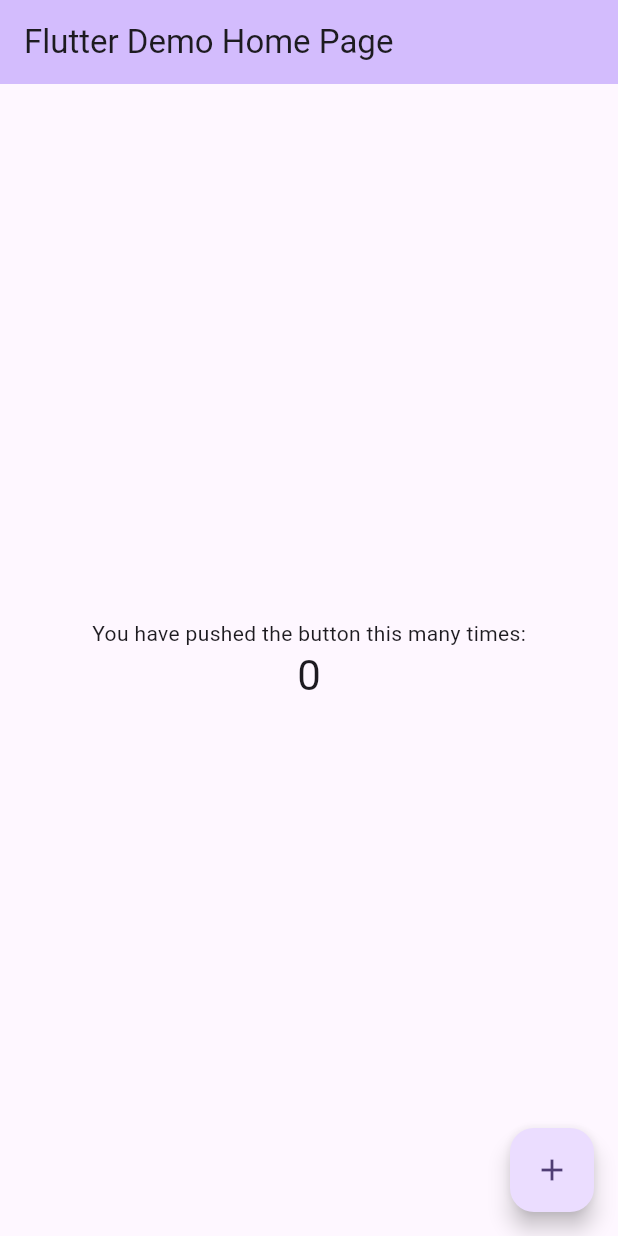
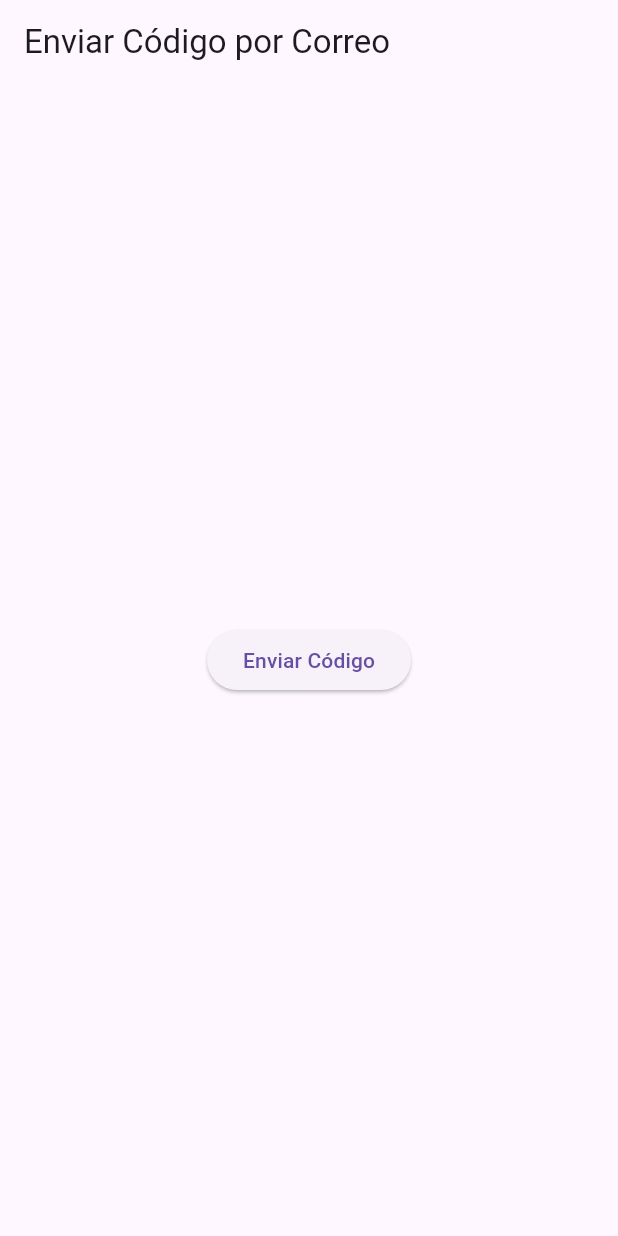
Before and after one commit to rolandomontero/emailsender, a Flutter app: the screen it shows after launch, on a phone screen of 412 x 824 dp. Run offline on Flutter 3.47's test engine with Material 3 defaults, Android fonts, the light colour scheme and no system bars; missing offline and left inert: mailer.

```diff
--- a/lib/main.dart
+++ b/lib/main.dart
@@ -1,4 +1,6 @@
 import 'package:flutter/material.dart';
+import 'package:mailer/mailer.dart';
+import 'package:mailer/smtp_server.dart';
 
 void main() {
   runApp(const MyApp());
@@ -7,119 +9,55 @@ void main() {
 class MyApp extends StatelessWidget {
   const MyApp({super.key});
 
-  // This widget is the root of your application.
   @override
   Widget build(BuildContext context) {
     return MaterialApp(
-      title: 'Flutter Demo',
-      theme: ThemeData(
-        // This is the theme of your application.
-        //
-        // TRY THIS: Try running your application with "flutter run". You'll see
-        // the application has a purple toolbar. Then, without quitting the app,
-        // try changing the seedColor in the colorScheme below to Colors.green
-        // and then invoke "hot reload" (save your changes or press the "hot
-        // reload" button in a Flutter-supported IDE, or press "r" if you used
-        // the command line to start the app).
-        //
-        // Notice that the counter didn't reset back to zero; the application
-        // state is not lost during the reload. To reset the state, use hot
-        // restart instead.
-        //
-        // This works for code too, not just values: Most code changes can be
-        // tested with just a hot reload.
-        colorScheme: ColorScheme.fromSeed(seedColor: Colors.deepPurple),
-        useMaterial3: true,
+      home: Scaffold(
+        appBar: AppBar(
+          title: const Text('Enviar Código por Correo'),
+        ),
+        body:const EmailSender(),
       ),
-      home: const MyHomePage(title: 'Flutter Demo Home Page'),
     );
   }
 }
 
-class MyHomePage extends StatefulWidget {
-  const MyHomePage({super.key, required this.title});
+class EmailSender extends StatelessWidget {
+  final String senderEmail = 'rolandomontero@mclautaro.cl';
+  final String senderPassword = 'Rmx21071972#';
+  final String recipientEmail = 'rolandomontero@hotmail.com';
+  final String verificationCode = 'MHG1243';
 
-  // This widget is the home page of your application. It is stateful, meaning
-  // that it has a State object (defined below) that contains fields that affect
-  // how it looks.
+  const EmailSender({super.key}); // Puedes generar un código dinámicamente
 
-  // This class is the configuration for the state. It holds the values (in this
-  // case the title) provided by the parent (in this case the App widget) and
-  // used by the build method of the State. Fields in a Widget subclass are
-  // always marked "final".
+  Future<void> sendEmail() async {
+    final smtpServer = SmtpServer('mail.mclautaro.cl',
+        username: senderEmail, password: senderPassword);
 
-  final String title;
+    final message = Message()
+      ..from = Address(senderEmail, 'Rolando Montero')
+      ..recipients.add(recipientEmail)
+      ..subject = 'Código de Verificación'
+      ..text = 'Su código de verificación es: $verificationCode';
 
-  @override
-  State<MyHomePage> createState() => _MyHomePageState();
-}
-
-class _MyHomePageState extends State<MyHomePage> {
-  int _counter = 0;
-
-  void _incrementCounter() {
-    setState(() {
-      // This call to setState tells the Flutter framework that something has
-      // changed in this State, which causes it to rerun the build method below
-      // so that the display can reflect the updated values. If we changed
-      // _counter without calling setState(), then the build method would not be
-      // called again, and so nothing would appear to happen.
-      _counter++;
-    });
+    try {
+      final sendReport = await send(message, smtpServer);
+      print('Mensaje enviado: ' + sendReport.toString());
+    } on MailerException catch (e) {
+      print('Error al enviar el mensaje: $e');
+      for (var p in e.problems) {
+        print('Problema: ${p.code}: ${p.msg}');
+      }
+    }
   }
 
   @override
   Widget build(BuildContext context) {
-    // This method is rerun every time setState is called, for instance as done
-    // by the _incrementCounter method above.
-    //
-    // The Flutter framework has been optimized to make rerunning build methods
-    // fast, so that you can just rebuild anything that needs updating rather
-    // than having to individually change instances of widgets.
-    return Scaffold(
-      appBar: AppBar(
-        // TRY THIS: Try changing the color here to a specific color (to
-        // Colors.amber, perhaps?) and trigger a hot reload to see the AppBar
-        // change color while the other colors stay the same.
-        backgroundColor: Theme.of(context).colorScheme.inversePrimary,
-        // Here we take the value from the MyHomePage object that was created by
-        // the App.build method, and use it to set our appbar title.
-        title: Text(widget.title),
+    return Center(
+      child: ElevatedButton(
+        onPressed: sendEmail,
+        child:const Text('Enviar Código'),
       ),
-      body: Center(
-        // Center is a layout widget. It takes a single child and positions it
-        // in the middle of the parent.
-        child: Column(
-          // Column is also a layout widget. It takes a list of children and
-          // arranges them vertically. By default, it sizes itself to fit its
-          // children horizontally, and tries to be as tall as its parent.
-          //
-          // Column has various properties to control how it sizes itself and
-          // how it positions its children. Here we use mainAxisAlignment to
-          // center the children vertically; the main axis here is the vertical
-          // axis because Columns are vertical (the cross axis would be
-          // horizontal).
-          //
-          // TRY THIS: Invoke "debug painting" (choose the "Toggle Debug Paint"
-          // action in the IDE, or press "p" in the console), to see the
-          // wireframe for each widget.
-          mainAxisAlignment: MainAxisAlignment.center,
-          children: <Widget>[
-            const Text(
-              'You have pushed the button this many times:',
-            ),
-            Text(
-              '$_counter',
-              style: Theme.of(context).textTheme.headlineMedium,
-            ),
-          ],
-        ),
-      ),
-      floatingActionButton: FloatingActionButton(
-        onPressed: _incrementCounter,
-        tooltip: 'Increment',
-        child: const Icon(Icons.add),
-      ), // This trailing comma makes auto-formatting nicer for build methods.
     );
   }
 }
--- a/pubspec.yaml
+++ b/pubspec.yaml
@@ -30,6 +30,7 @@ environment:
 dependencies:
   flutter:
     sdk: flutter
+  mailer: ^5.0.0
 
 
   # The following adds the Cupertino Icons font to your application.
```
Also changed, not shown: pubspec.lock.
